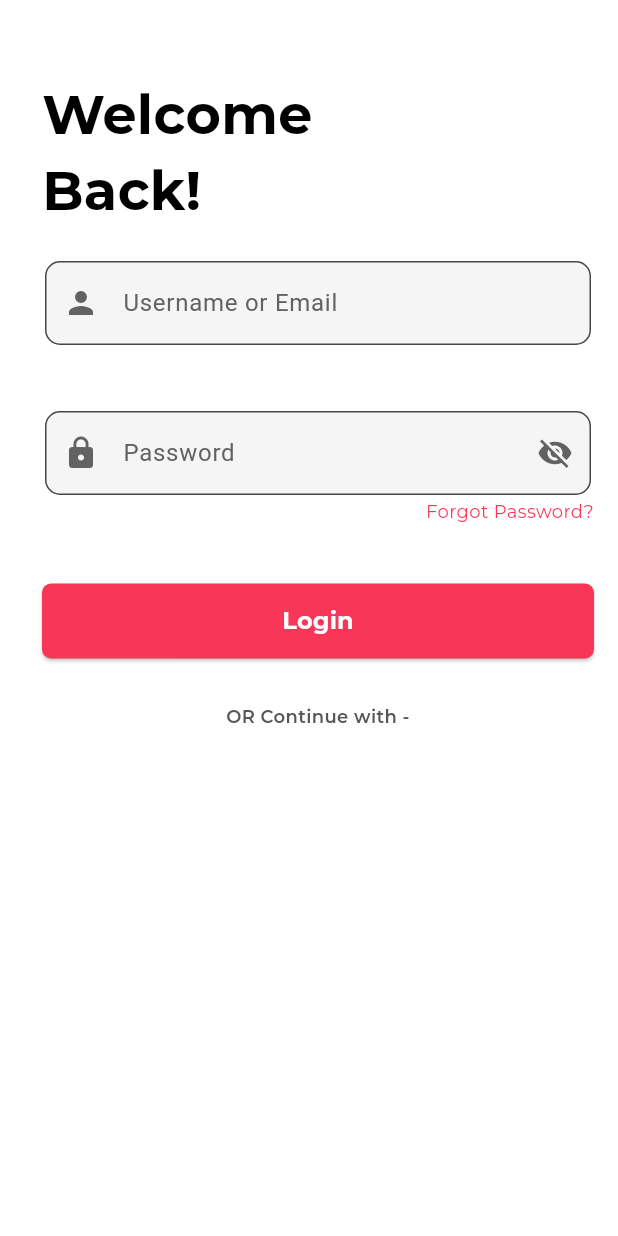
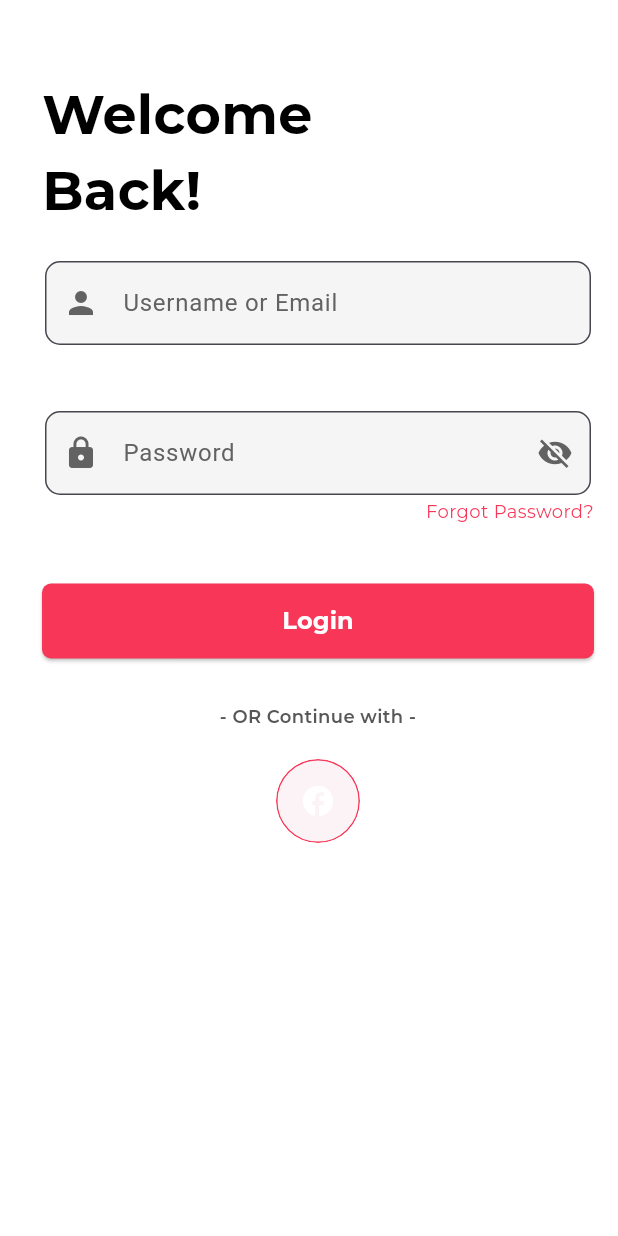
Before and after one commit to boypaida12/ecommerceapp, a Flutter app: the screen it shows after launch, on a phone screen of 412 x 824 dp. Run offline on Flutter 3.47's test engine with Material 3 defaults, Android fonts, the phone set to English and light mode, and no system bars; our stand-ins replace dots_indicator, introduction_screen.

Commit message:
Added dependency for social media icons

```diff
--- a/lib/onboarding_screens/onboarding_authentication/login.dart
+++ b/lib/onboarding_screens/onboarding_authentication/login.dart
@@ -29,7 +29,7 @@ class _LogInScreenState extends State<LogInScreen> {
                       fontWeight: FontWeight.bold,
                       decoration: TextDecoration.none),
                 ),
-                SizedBox(height: 20),
+                const SizedBox(height: 20),
                 Padding(
                   padding: const EdgeInsets.all(2.0),
                   child: TextField(
@@ -37,7 +37,7 @@ class _LogInScreenState extends State<LogInScreen> {
                       filled: true,
                       fillColor: Colors.grey[100],
                       hintText: 'Username or Email',
-                      hintStyle: TextStyle(color: Color(0xFF626262)),
+                      hintStyle: const TextStyle(color: Color(0xFF626262)),
                       prefixIcon:
                           const Icon(Icons.person, color: Color(0xFF626262)),
                       border: OutlineInputBorder(
@@ -49,7 +49,7 @@ class _LogInScreenState extends State<LogInScreen> {
                     keyboardType: TextInputType.text,
                   ),
                 ),
-                SizedBox(
+                const SizedBox(
                   height: 40,
                 ),
                 Padding(
@@ -61,7 +61,7 @@ class _LogInScreenState extends State<LogInScreen> {
                       hintText: 'Password',
                       suffixIcon: const Icon(Icons.visibility_off,
                           color: Color(0xFF626262)),
-                      hintStyle: TextStyle(color: Color(0xFF626262)),
+                      hintStyle: const TextStyle(color: Color(0xFF626262)),
                       prefixIcon:
                           const Icon(Icons.lock, color: Color(0xFF626262)),
                       border: OutlineInputBorder(
@@ -73,7 +73,7 @@ class _LogInScreenState extends State<LogInScreen> {
                     keyboardType: TextInputType.text,
                   ),
                 ),
-                Text(
+                const Text(
                   'Forgot Password?',
                   textAlign: TextAlign.end,
                   style: TextStyle(
@@ -82,7 +82,7 @@ class _LogInScreenState extends State<LogInScreen> {
                     fontSize: 12,
                   ),
                 ),
-                SizedBox(height: 40),
+                const SizedBox(height: 40),
                 ElevatedButton(
                   onPressed: () {},
                   child: const Text(
@@ -102,9 +102,9 @@ class _LogInScreenState extends State<LogInScreen> {
                     ),
                   ),
                 ),
-                SizedBox(height: 30),
-                Text(
-                  'OR Continue with -',
+                const SizedBox(height: 30),
+                const Text(
+                  '- OR Continue with -',
                   textAlign: TextAlign.center,
                   style: TextStyle(
                       fontWeight: FontWeight.w600,
@@ -112,6 +112,37 @@ class _LogInScreenState extends State<LogInScreen> {
                       color: Color.fromRGBO(87, 87, 87, 1.0),
                       fontSize: 12),
                 ),
+                SizedBox(height: 20),
+                const Center(
+                  child: Row(
+                    mainAxisAlignment: MainAxisAlignment.spaceEvenly,
+                    children: [
+                      ClipOval(
+                        child: Material(
+                          shape: const CircleBorder(
+                            side: BorderSide(
+                              color: Color(0xFFF83758),
+                            ),
+                          ),
+
+                          color: Color.fromRGBO(
+                              252, 243, 246, 1.0), // button color
+                          child: InkWell(
+                            splashColor: Colors.red, // inkwell color
+                            child: const SizedBox(
+                                width: 56,
+                                height: 56,
+                                child: Icon(
+                                  Icons.facebook,
+                                  color: Colors.white,
+                                )),
+                            onTap: null,
+                          ),
+                        ),
+                      ),
+                    ],
+                  ),
+                )
               ],
             ),
           )),
--- a/pubspec.yaml
+++ b/pubspec.yaml
@@ -18,6 +18,7 @@ dependencies:
   cupertino_icons: ^1.0.2
   introduction_screen: ^3.1.12
   dots_indicator: ^2.1.2
+  font_awesome_flutter: ^10.7.0
 
 dev_dependencies:
   flutter_test:
```
Also changed, not shown: pubspec.lock.
